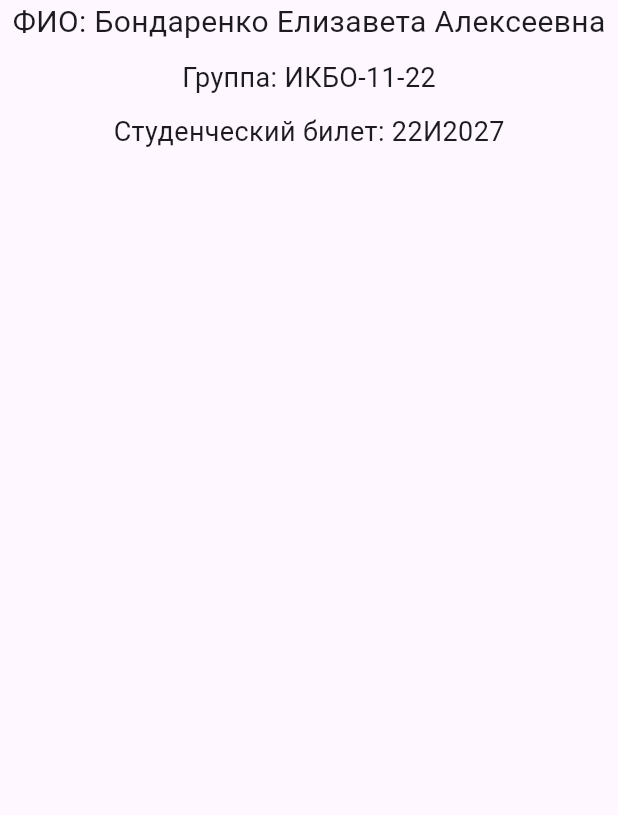
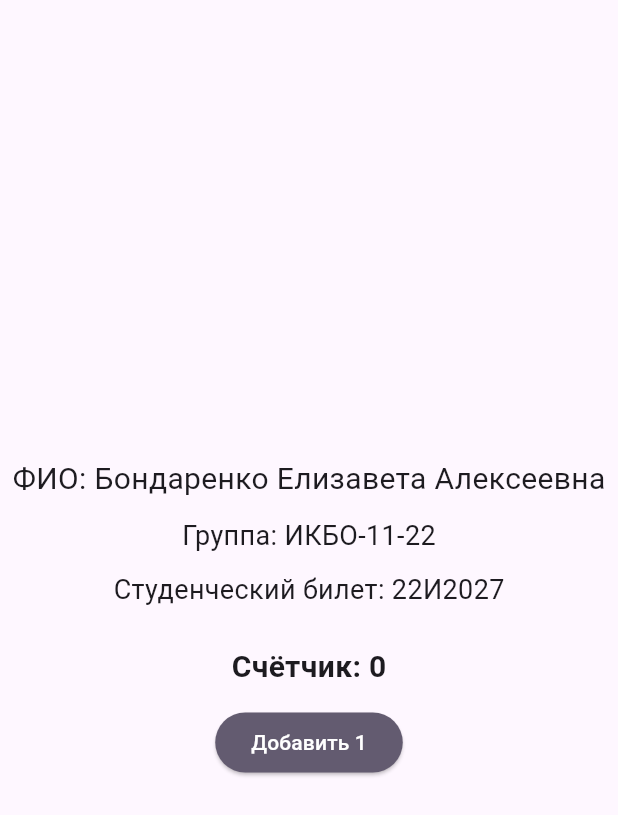
Before and after one commit to lui0000/flitter-2-3, a Flutter app: the screen it shows after launch, on a phone screen of 412 x 824 dp. Shown: the top 815 px of the screen. Run offline on Flutter 3.47's test engine with Material 3 defaults, Android fonts, the phone set to English and light mode, and no system bars.

Commit message:
был добавлен StatefulWidget виджет CounterPanel

```diff
--- a/lib/main.dart
+++ b/lib/main.dart
@@ -1,5 +1,6 @@
 import 'package:flutter/material.dart';
 import 'widgets/my_info_block.dart';
+import 'widgets/counter_panel.dart';
 
 void main() {
   runApp(const MyApp());
@@ -11,7 +12,7 @@ class MyApp extends StatelessWidget {
   @override
   Widget build(BuildContext context) {
     return MaterialApp(
-      title: 'Stateless demo',
+      title: 'Stateful demo',
       theme: ThemeData(
         colorScheme: ColorScheme.fromSeed(seedColor: Colors.deepPurple),
         useMaterial3: true,
@@ -19,10 +20,26 @@ class MyApp extends StatelessWidget {
       home: const Scaffold(
         body: SafeArea(
           child: Center(
-            child: MyInfoBlock(),
+            child: _DemoScreen(),
           ),
         ),
       ),
     );
   }
 }
+
+class _DemoScreen extends StatelessWidget {
+  const _DemoScreen();
+
+  @override
+  Widget build(BuildContext context) {
+    return Column(
+      mainAxisSize: MainAxisSize.min,
+      children: const [
+        MyInfoBlock(),
+        SizedBox(height: 24),
+        CounterPanel(start: 0, step: 1),
+      ],
+    );
+  }
+}
--- /dev/null
+++ b/lib/widgets/counter_panel.dart
@@ -0,0 +1,75 @@
+import 'package:flutter/material.dart';
+
+class CounterPanel extends StatefulWidget {
+  const CounterPanel({super.key, this.start, this.step});
+
+  final int? start;
+  final int? step;
+
+  @override
+  State<CounterPanel> createState() => _CounterPanelState();
+}
+
+class _CounterPanelState extends State<CounterPanel> {
+  late int _value;
+  late int _step;
+  bool _highlight = false;
+
+  @override
+  void initState() {
+    super.initState();
+    _value = widget.start ?? 0;
+    _step  = widget.step  ?? 1;
+  }
+
+  @override
+  void didUpdateWidget(covariant CounterPanel oldWidget) {
+    super.didUpdateWidget(oldWidget);
+    if (oldWidget.step != widget.step && widget.step != null) {
+      _step = widget.step!;
+    }
+  }
+
+  @override
+  void didChangeDependencies() {
+    super.didChangeDependencies();
+  }
+
+  void _inc() {
+    setState(() {
+      _value += _step;
+      _highlight = !_highlight;
+    });
+  }
+
+  @override
+  void dispose() {
+    super.dispose();
+  }
+
+  @override
+  Widget build(BuildContext context) {
+    final Color btnColor = _highlight
+        ? Theme.of(context).colorScheme.primary
+        : Theme.of(context).colorScheme.secondary;
+
+    return Column(
+      mainAxisSize: MainAxisSize.min,
+      children: [
+        Text(
+          'Счётчик: $_value',
+          style: const TextStyle(fontSize: 20, fontWeight: FontWeight.w600),
+        ),
+        const SizedBox(height: 12),
+        ElevatedButton(
+          onPressed: _inc,
+          style: ElevatedButton.styleFrom(
+            backgroundColor: btnColor,
+            foregroundColor: Colors.white,
+          ),
+          child: Text('Добавить $_step'),
+        ),
+      ],
+    );
+  }
+}
```
